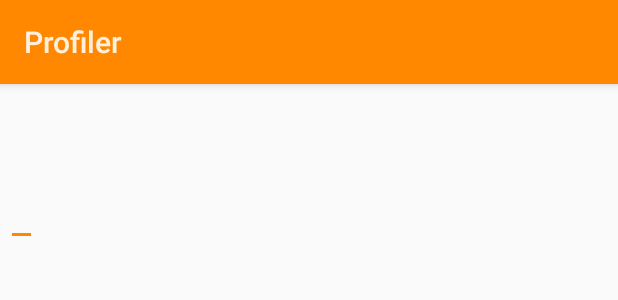
After one commit to AbhijitParate/Profiler_project, an Android app: the layout save_location_dialog.xml on its own in the app's theme, with its tools: preview values and no code run, on a phone screen of 412 x 824 dp. The commit adds this screen. Shown: the top 300 px of the screen. Run offline under Robolectric (Android 15) with nearby library versions, the phone set to English and light mode, and no system bars.

Commit message:
Missed in last commit

```diff
--- /dev/null
+++ b/Profiler/app/src/main/res/layout/save_location_dialog.xml
@@ -0,0 +1,32 @@
+<?xml version="1.0" encoding="utf-8"?>
+<LinearLayout xmlns:android="http://schemas.android.com/apk/res/android"
+    android:layout_width="match_parent"
+    android:layout_height="match_parent"
+    android:orientation="vertical">
+
+    <TextView
+        android:layout_width="wrap_content"
+        android:layout_height="wrap_content"
+        android:layout_marginLeft="8dp"
+        android:layout_marginTop="8dp" />
+
+    <TextView
+        android:id="@+id/text_address"
+        android:layout_width="match_parent"
+        android:layout_height="wrap_content"
+        android:layout_marginLeft="8dp"
+        android:layout_marginRight="8dp"
+        android:layout_marginTop="8dp" />
+
+    <EditText
+        android:id="@+id/edit_location_name"
+        android:layout_width="wrap_content"
+        android:layout_height="wrap_content"
+        android:layout_marginLeft="4dp"
+        android:layout_marginRight="4dp"
+        android:layout_marginTop="8dp"
+        />
+
+
+
+</LinearLayout>
```
Also changed, not shown: Profiler/app/src/main/AndroidManifest.xml (+0 -8 lines), Profiler/app/src/main/java/com/example/ishwari/profiler/DBHelper.java (added, +116 -0 lines), Profiler/app/src/main/java/com/example/ishwari/profiler/GridViewAdapter.java (+10 -0 lines), 1 other file.
